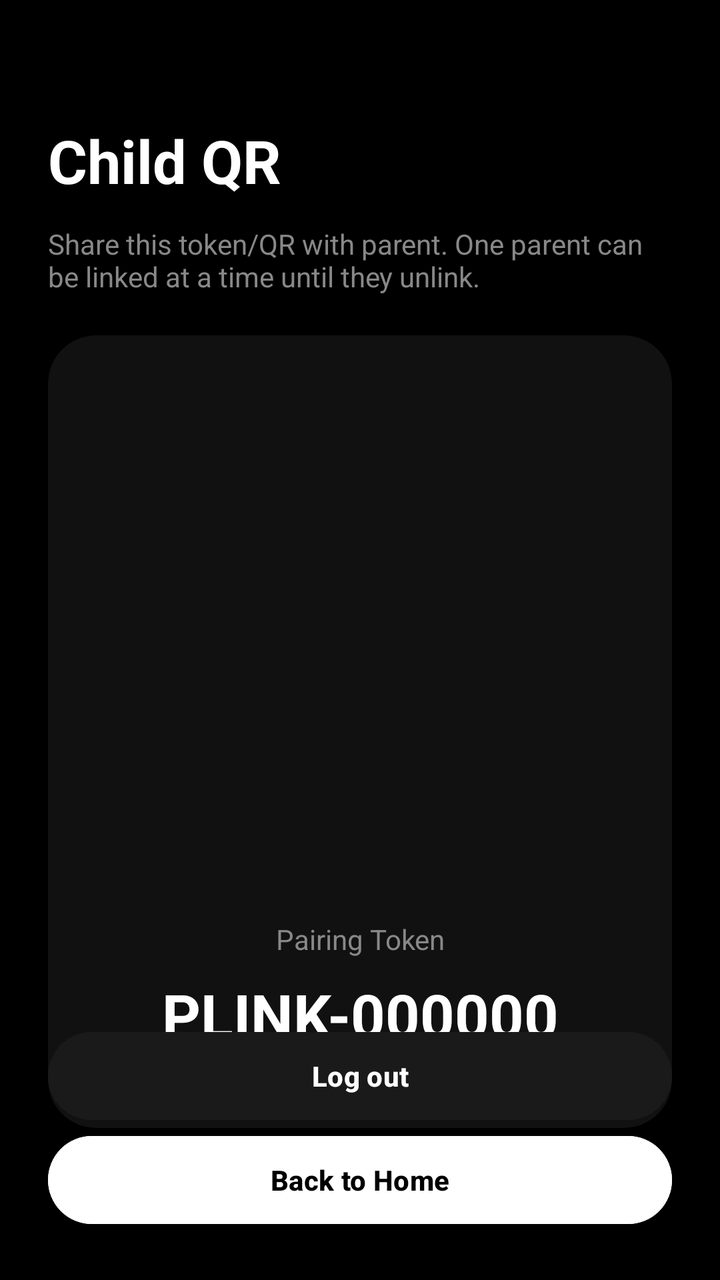
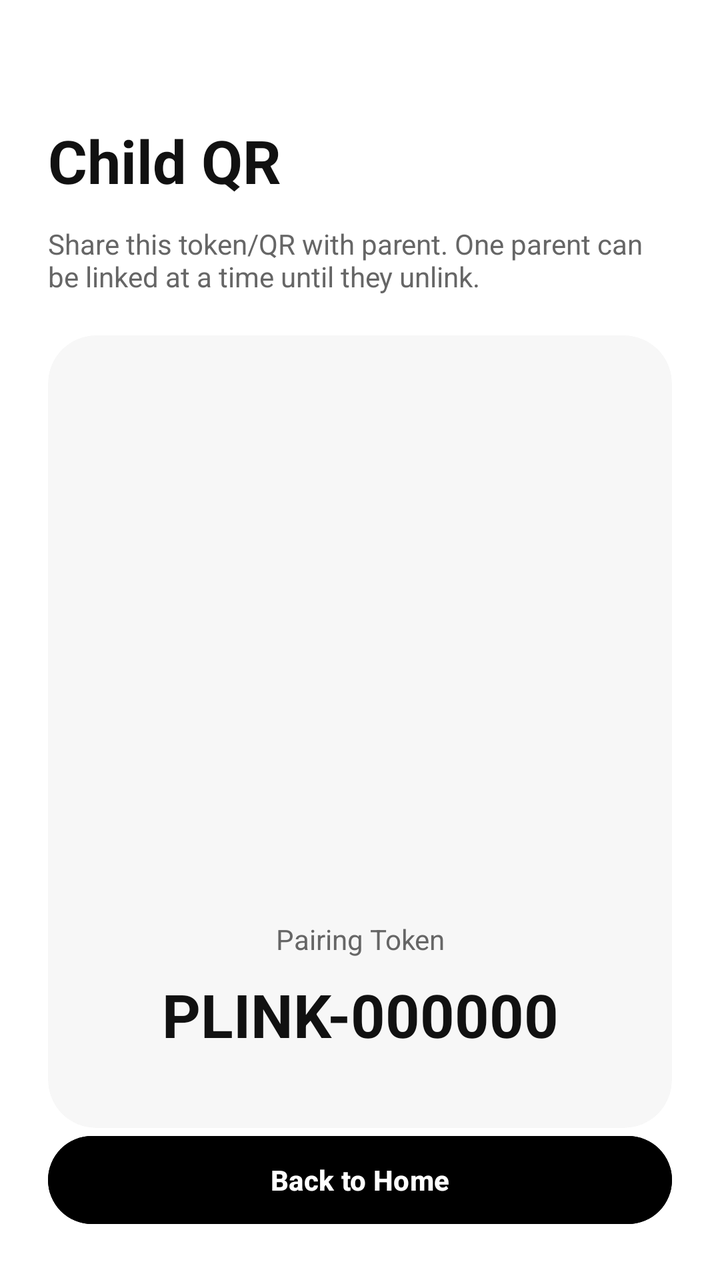

The first picture is an Android layout as it rendered before a commit; the second is the same layout after the commit. The layout source and the unified diff follow.
<!-- AndroidManifest.xml: application theme Theme.PureLauncher -->
<!-- res/layout/activity_child_qr.xml -->
<?xml version="1.0" encoding="utf-8"?>
<androidx.constraintlayout.widget.ConstraintLayout xmlns:android="http://schemas.android.com/apk/res/android"
    xmlns:app="http://schemas.android.com/apk/res-auto"
    android:id="@+id/main"
    android:layout_width="match_parent"
    android:layout_height="match_parent"
    android:background="@color/bg_primary"
    android:padding="24dp">

    <TextView
        android:id="@+id/tvTitle"
        android:layout_width="0dp"
        android:layout_height="wrap_content"
        android:layout_marginTop="36dp"
        android:text="Child QR"
        android:textColor="@color/text_primary"
        android:textSize="30sp"
        android:textStyle="bold"
        app:layout_constraintTop_toTopOf="parent"
        app:layout_constraintStart_toStartOf="parent"
        app:layout_constraintEnd_toEndOf="parent" />

    <TextView
        android:id="@+id/tvSubtitle"
        android:layout_width="0dp"
        android:layout_height="wrap_content"
        android:layout_marginTop="12dp"
        android:text="Share this token/QR with parent. One parent can be linked at a time until they unlink."
        android:textColor="@color/text_secondary"
        android:textSize="14sp"
        app:layout_constraintTop_toBottomOf="@id/tvTitle"
        app:layout_constraintStart_toStartOf="parent"
        app:layout_constraintEnd_toEndOf="parent" />

    <androidx.cardview.widget.CardView
        android:id="@+id/cardQr"
        android:layout_width="0dp"
        android:layout_height="0dp"
        android:layout_marginTop="20dp"
        app:cardBackgroundColor="@color/bg_card"
        app:cardCornerRadius="24dp"
        app:cardElevation="0dp"
        app:layout_constraintTop_toBottomOf="@id/tvSubtitle"
        app:layout_constraintBottom_toTopOf="@id/btnBackHome"
        app:layout_constraintStart_toStartOf="parent"
        app:layout_constraintEnd_toEndOf="parent">

        <LinearLayout
            android:layout_width="match_parent"
            android:layout_height="match_parent"
            android:gravity="center"
            android:orientation="vertical"
            android:padding="24dp">

            <ImageView
                android:id="@+id/ivQrPreview"
                android:layout_width="240dp"
                android:layout_height="240dp"
                android:background="@android:color/transparent"
                android:contentDescription="QR"
                android:scaleType="fitCenter" />

            <TextView
                android:layout_width="match_parent"
                android:layout_height="wrap_content"
                android:layout_marginTop="16dp"
                android:gravity="center"
                android:text="Pairing Token"
                android:textColor="@color/text_secondary"
                android:textSize="14sp" />

            <TextView
                android:id="@+id/tvQrTokenValue"
                android:layout_width="match_parent"
                android:layout_height="wrap_content"
                android:layout_marginTop="8dp"
                android:gravity="center"
                android:text="PLINK-000000"
                android:textColor="@color/text_primary"
                android:textSize="30sp"
                android:textStyle="bold" />
        </LinearLayout>

    </androidx.cardview.widget.CardView>

    <Button
        android:id="@+id/btnBackHome"
        android:layout_width="0dp"
        android:layout_height="52dp"
        android:layout_marginTop="16dp"
        android:backgroundTint="@color/bg_button"
        android:text="Back to Home"
        android:textColor="@color/text_on_white"
        android:textStyle="bold"
        app:layout_constraintBottom_toBottomOf="parent"
        app:layout_constraintStart_toStartOf="parent"
        app:layout_constraintEnd_toEndOf="parent" />

    <Button
        android:id="@+id/btnLogout"
        android:layout_width="0dp"
        android:layout_height="52dp"
        android:layout_marginTop="12dp"
        android:backgroundTint="@color/bg_card_elevated"
        android:text="Log out"
        android:textColor="@color/text_primary"
        android:textStyle="bold"
        app:layout_constraintBottom_toTopOf="@id/btnBackHome"
        app:layout_constraintStart_toStartOf="parent"
        app:layout_constraintEnd_toEndOf="parent" />

</androidx.constraintlayout.widget.ConstraintLayout>
<!-- resources referenced by this layout -->
<resources>
  <color name="bg_button">#FFFFFF</color>
  <color name="bg_card">#111111</color>
  <color name="bg_card_elevated">#1A1A1A</color>
  <color name="bg_primary">#000000</color>
  <color name="text_on_white">#000000</color>
  <color name="text_primary">#FFFFFF</color>
  <color name="text_secondary">#888888</color>
  <style name="Theme.PureLauncher" parent="Base.Theme.PureLauncher" />
  <style name="Base.Theme.PureLauncher" parent="Theme.Material3.DayNight.NoActionBar">
          
          <item name="android:windowBackground">@android:color/black</item>
          
          <item name="android:windowAnimationStyle">@style/NoWindowAnimation</item>
      </style>
  <style name="NoWindowAnimation">
          <item name="android:activityOpenEnterAnimation">@null</item>
          <item name="android:activityOpenExitAnimation">@null</item>
          <item name="android:activityCloseEnterAnimation">@null</item>
          <item name="android:activityCloseExitAnimation">@null</item>
          <item name="android:taskOpenEnterAnimation">@null</item>
          <item name="android:taskOpenExitAnimation">@null</item>
          <item name="android:taskCloseEnterAnimation">@null</item>
          <item name="android:taskCloseExitAnimation">@null</item>
          <item name="android:taskToFrontEnterAnimation">@null</item>
          <item name="android:taskToFrontExitAnimation">@null</item>
      </style>
</resources>

<!-- the commit's change to res/layout/activity_child_qr.xml (unified diff, before → after) -->
@@ -96,17 +96,4 @@
         app:layout_constraintStart_toStartOf="parent"
         app:layout_constraintEnd_toEndOf="parent" />
 
-    <Button
-        android:id="@+id/btnLogout"
-        android:layout_width="0dp"
-        android:layout_height="52dp"
-        android:layout_marginTop="12dp"
-        android:backgroundTint="@color/bg_card_elevated"
-        android:text="Log out"
-        android:textColor="@color/text_primary"
-        android:textStyle="bold"
-        app:layout_constraintBottom_toTopOf="@id/btnBackHome"
-        app:layout_constraintStart_toStartOf="parent"
-        app:layout_constraintEnd_toEndOf="parent" />
-
 </androidx.constraintlayout.widget.ConstraintLayout>
<!-- resource entries referenced after the edit -->
@@ -1,16 +1,15 @@
 <!-- resources referenced by this layout -->
 <resources>
-  <color name="bg_button">#FFFFFF</color>
-  <color name="bg_card">#111111</color>
-  <color name="bg_card_elevated">#1A1A1A</color>
-  <color name="bg_primary">#000000</color>
-  <color name="text_on_white">#000000</color>
-  <color name="text_primary">#FFFFFF</color>
-  <color name="text_secondary">#888888</color>
+  <color name="bg_button">#000000</color>
+  <color name="bg_card">#F7F7F7</color>
+  <color name="bg_primary">#FFFFFF</color>
+  <color name="text_on_white">#FFFFFF</color>
+  <color name="text_primary">#111111</color>
+  <color name="text_secondary">#666666</color>
   <style name="Theme.PureLauncher" parent="Base.Theme.PureLauncher" />
   <style name="Base.Theme.PureLauncher" parent="Theme.Material3.DayNight.NoActionBar">
           
-          <item name="android:windowBackground">@android:color/black</item>
+          <item name="android:windowBackground">@color/bg_primary</item>
           
           <item name="android:windowAnimationStyle">@style/NoWindowAnimation</item>
       </style>
